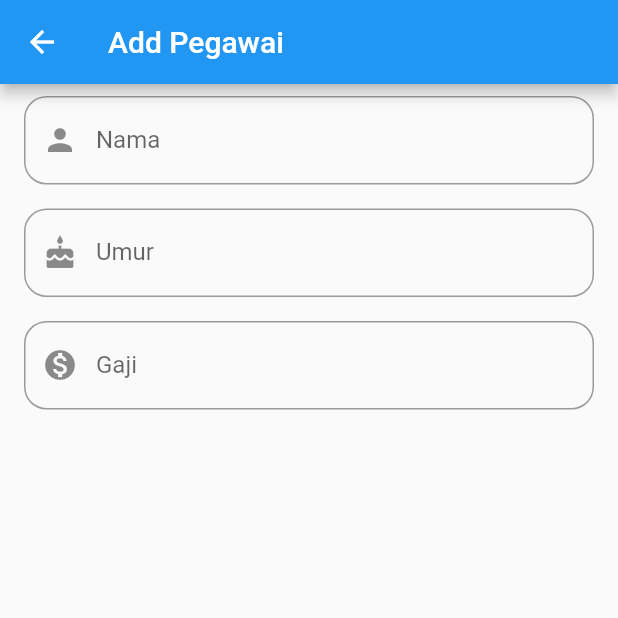
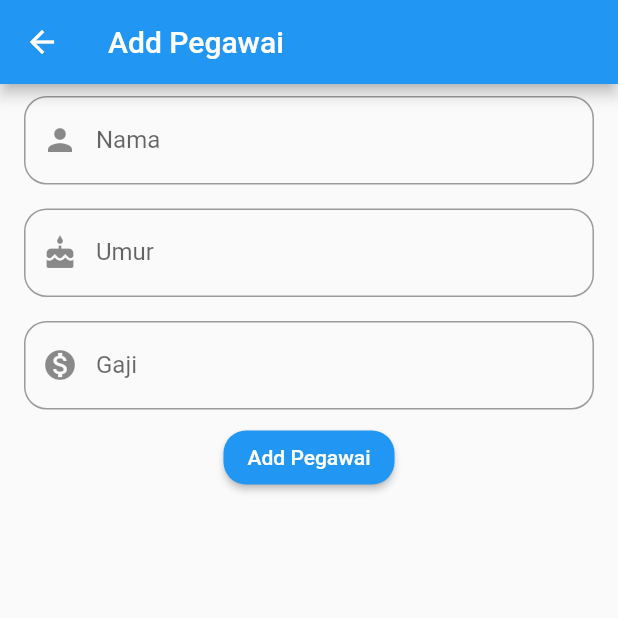
Before and after one commit to triyono777/tutorial_flutter_pegawai, a Flutter app: the AddPegawaiPage screen opened by its route, on a phone screen of 412 x 824 dp, the top half of it. Run offline on Flutter 3.47's test engine with Material 2 defaults, Android fonts, the phone set to English and light mode, and no system bars; network calls fail.

Commit message:
add button

```diff
--- a/lib/ui/page/add_pegawai.dart
+++ b/lib/ui/page/add_pegawai.dart
@@ -1,3 +1,4 @@
+import 'package:aplikasi_gaji_pegawai/controllers/pegawai_controllers.dart';
 import 'package:aplikasi_gaji_pegawai/ui/widgets/template_form_field.dart';
 import 'package:flutter/material.dart';
 
@@ -8,27 +9,68 @@ class AddPegawaiPage extends StatefulWidget {
 }
 
 class _AddPegawaiPageState extends State<AddPegawaiPage> {
+  TextEditingController namaController = TextEditingController();
+  TextEditingController gajiController = TextEditingController();
+  TextEditingController umurController = TextEditingController();
+
+  GlobalKey<ScaffoldState> _scaffoldKey = GlobalKey();
+  final _formKey = GlobalKey<FormState>();
+
   @override
   Widget build(BuildContext context) {
     return Scaffold(
+      key: _scaffoldKey,
       appBar: AppBar(
         title: Text('Add Pegawai'),
       ),
-      body: Column(
+      body: Form(
+        key: _formKey,
+        child: Column(
           children: [
             TemplateTextFormField(
+              keyboardType: TextInputType.text,
+              textEditingController: namaController,
               icon: Icons.person,
               label: 'Nama',
             ),
             TemplateTextFormField(
+              keyboardType: TextInputType.number,
+              textEditingController: umurController,
               icon: Icons.cake,
               label: 'Umur',
             ),
             TemplateTextFormField(
+              keyboardType: TextInputType.number,
+              textEditingController: gajiController,
               icon: Icons.monetization_on,
               label: 'Gaji',
             ),
+            RaisedButton(
+              shape: RoundedRectangleBorder(
+                borderRadius: BorderRadius.circular(15),
+              ),
+              color: Theme.of(context).primaryColor,
+              textColor: Colors.white,
+              onPressed: () {
+                if (_formKey.currentState.validate()) {
+                  PegawaiController()
+                      .addPegawai(
+                    nama: namaController.text,
+                    gaji: gajiController.text,
+                    umur: umurController.text,
+                  )
+                      .then((value) {
+                    value == true
+                        ? Navigator.of(context).pop(true)
+                        : _scaffoldKey.currentState.showSnackBar(
+                            SnackBar(content: Text('Gagal Add Pegawai')));
+                  });
+                }
+              },
+              child: Text('Add Pegawai'),
+            ),
           ],
+        ),
       ),
     );
   }
```
Lines whose indentation alone changed are shown as unchanged.
